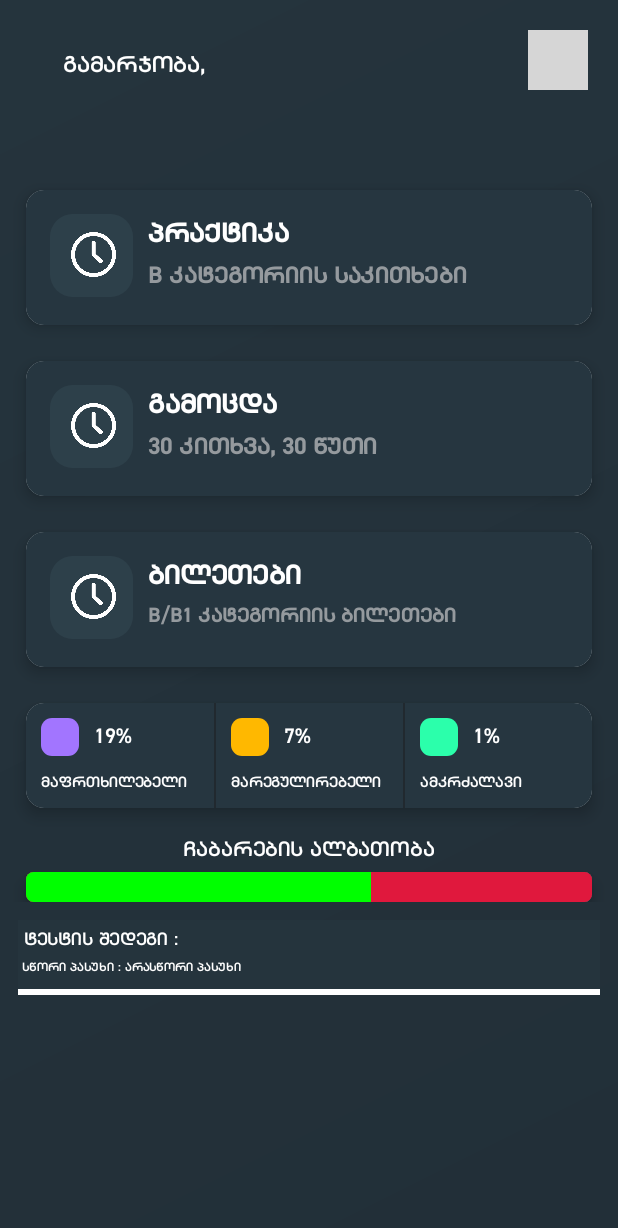
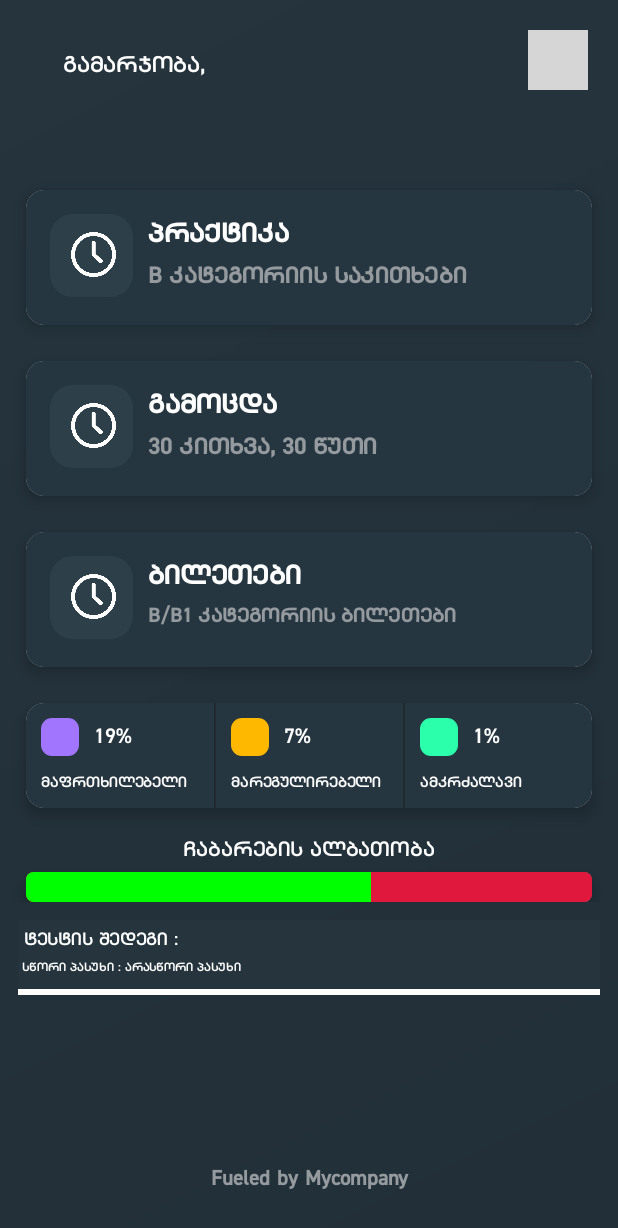
Before and after one commit to Brusadze/DrivingL, an Android app: the layout activity_main.xml on its own in the app's theme, with its tools: preview values and no code run, on a phone screen of 412 x 824 dp. Shown: the top 1228 px of the screen. Run offline under Robolectric (Android 15) with nearby library versions, the phone set to English and light mode, and no system bars; plain views replace YouTubePlayerView; grey boxes are pictures that could not be loaded.

Commit message:
fueled by

```diff
--- a/app/src/main/java/com/badri/drivingl/DBManager.java
+++ b/app/src/main/java/com/badri/drivingl/DBManager.java
@@ -48,7 +48,7 @@ public class DBManager {
         String queryInsert = "INSERT INTO stats VALUES(null," + correctAnswers + "," + null + "," + null +"," + null + ")";
         database.execSQL(queryInsert);
     }
-    public void updateValues(int correctAnswers, int falseAnswers) {/*
+    public void updateValues(int correctAnswers, int id) {/*
         ContentValues contentValue = new ContentValues();
         contentValue.put(SampleSQLiteDBHelper.CORRECT_ANSWERS, correctAnswers);
         contentValue.put(SampleSQLiteDBHelper.INCORRECT_ANSWERS, falseAnswers);
@@ -61,7 +61,7 @@ public class DBManager {
         database.execSQL(queryInsert);*/
 
         String query = "UPDATE stats SET correctAnswers = correctAnswers + " + correctAnswers + "," +
-                "incorrectAnswers = incorrectAnswers + " + falseAnswers + " WHERE _id = 2" ;
+                        " WHERE _id = " + id;
 
         database.execSQL(query);
     }
--- a/app/src/main/java/com/badri/drivingl/ExamActivity.java
+++ b/app/src/main/java/com/badri/drivingl/ExamActivity.java
@@ -88,7 +88,7 @@ public class ExamActivity extends AppCompatActivity {
         dbManager = new DBManager(this);
         dbManager.open();
 
-        dbManager.insertExamFinishData(0);
+        //dbManager.insertExamFinishData(0);
 
         RelativeLayout videoLinear =  findViewById(R.id.videoLinear);
         RelativeLayout nextbuttonCard = findViewById(R.id.nextbuttonCard);
@@ -125,9 +125,6 @@ public class ExamActivity extends AppCompatActivity {
 
         arrageUI(shemtxvevitiNumber); //ARRANGES UI WITH _id
         //questionId[0] = shemtxvevitiNumber;
-
-
-
 
 
         //CHECKING IF is exam mode or practice mode.
--- a/app/src/main/java/com/badri/drivingl/MainActivity.java
+++ b/app/src/main/java/com/badri/drivingl/MainActivity.java
@@ -232,7 +232,7 @@ public class MainActivity extends YouTubeBaseActivity{
     private void startWidthAnimation(){
         albatoba.setText("ჩაბარების ალბათობა არის " + Math.round((widthProgress * chaabarebsTuVera())/1000) + " %");
         ValueAnimator widthAnimator = ValueAnimator.ofInt(mwvaneLine.getWidth(), Math.round((widthProgress * chaabarebsTuVera())/100));
-        Log.d("PROCENT", String.valueOf(Math.round((widthProgress * chaabarebsTuVera())/1000)) + " es aris witlis sigrdzis 33 procenti");
+        Log.d("PROCENT", String.valueOf(Math.round((widthProgress * chaabarebsTuVera())/100)) + " es aris witlis sigrdzis 33 procenti");
         widthAnimator.setDuration(8000);
         widthAnimator.setInterpolator(new DecelerateInterpolator());
         widthAnimator.addUpdateListener(new ValueAnimator.AnimatorUpdateListener() {
--- a/app/src/main/res/layout/activity_main.xml
+++ b/app/src/main/res/layout/activity_main.xml
@@ -215,6 +215,7 @@
                        android:textColor="@color/white"
                        android:textSize="18sp"
                        android:textStyle="bold" />
+
                    <TextView
                        android:layout_width="wrap_content"
                        android:layout_height="36dp"
@@ -456,8 +457,18 @@
            </LinearLayout>
        </androidx.core.widget.NestedScrollView>
 
+           <TextView
+               android:layout_width="match_parent"
+               android:layout_height="wrap_content"
+               android:fontFamily="@font/medcap"
+               android:text="Fueled by Mycompany"
+               android:textAlignment="center"
+               android:textColor="#959a9e"
+               android:textSize="14sp"
+               android:textStyle="bold" />
+
+
    </LinearLayout>
-
 
    <!-- <com.google.android.youtube.player.YouTubePlayerView
         android:id="@+id/youtube_player"
```
